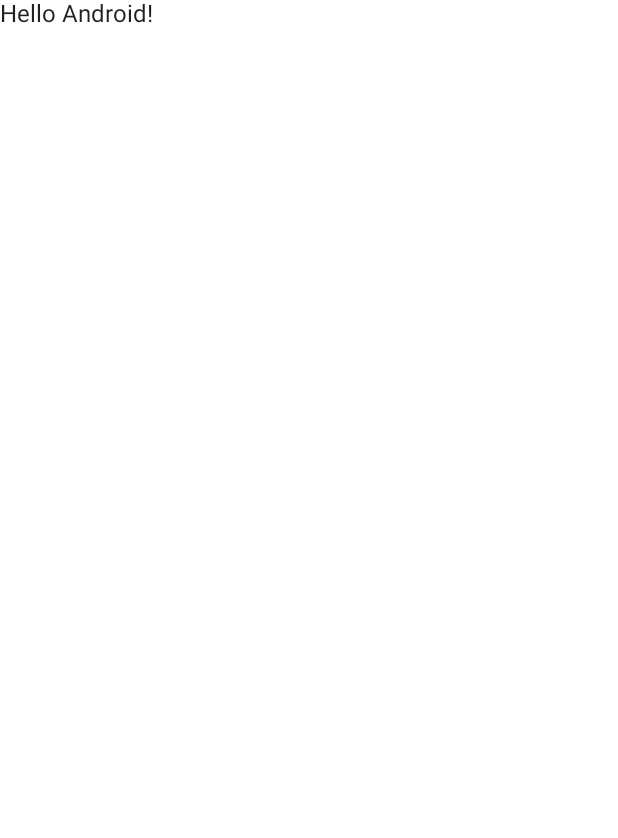
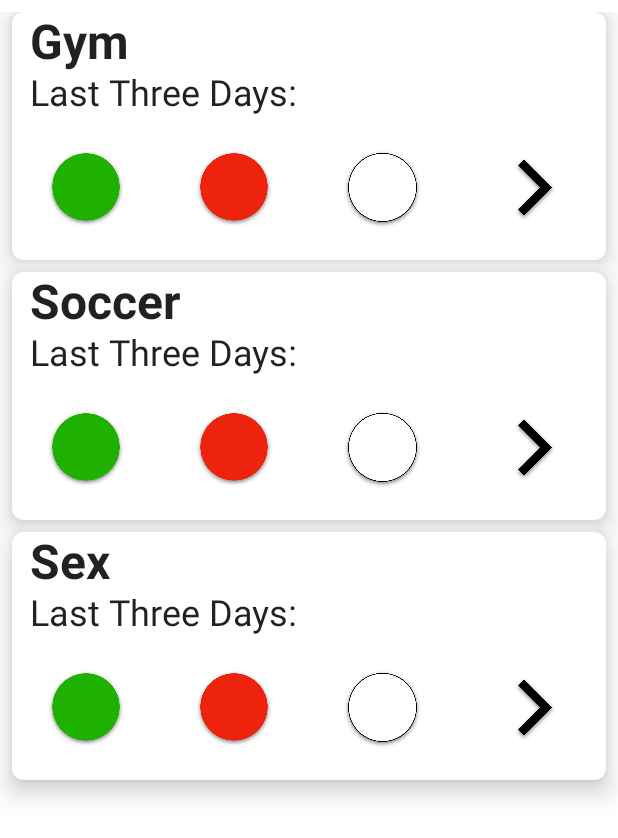
Before and after one commit to kkrls/dotCross, an Android app built with Jetpack Compose: the screen it shows after launch (MainActivity), on a phone screen of 412 x 824 dp. Before the commit the part shown is almost empty. Shown: the top 838 px of the screen. Run offline under Robolectric (Android 15) with nearby library versions, the phone set to English and light mode, and no system bars; our stand-ins replace Room's generated code.

Commit message:
TaskList composable implemented

```diff
--- a/app/src/main/java/com/dotcross_app/dotcross/MainActivity.kt
+++ b/app/src/main/java/com/dotcross_app/dotcross/MainActivity.kt
@@ -1,15 +1,31 @@
 package com.dotcross_app.dotcross
 
+import android.content.ClipData
 import android.os.Bundle
 import androidx.activity.ComponentActivity
 import androidx.activity.compose.setContent
-import androidx.compose.foundation.layout.fillMaxSize
+import androidx.compose.foundation.Image
+import androidx.compose.foundation.background
+import androidx.compose.foundation.border
+import androidx.compose.foundation.layout.*
+import androidx.compose.foundation.shape.CircleShape
+import androidx.compose.foundation.shape.RoundedCornerShape
 import androidx.compose.material.MaterialTheme
 import androidx.compose.material.Surface
 import androidx.compose.material.Text
 import androidx.compose.runtime.Composable
 import androidx.compose.ui.Modifier
+import androidx.compose.ui.draw.clip
+import androidx.compose.ui.draw.shadow
+import androidx.compose.ui.graphics.Color
+import androidx.compose.ui.res.painterResource
+import androidx.compose.ui.res.stringResource
+import androidx.compose.ui.text.font.FontWeight
 import androidx.compose.ui.tooling.preview.Preview
+import androidx.compose.ui.unit.dp
+import androidx.compose.ui.unit.sp
+import com.dotcross_app.dotcross.data.Task
+import com.dotcross_app.dotcross.ui.home.TaskList
 import com.dotcross_app.dotcross.ui.theme.DotCrossTheme
 
 class MainActivity : ComponentActivity() {
@@ -22,7 +38,14 @@
                     modifier = Modifier.fillMaxSize(),
                     color = MaterialTheme.colors.background
                 ) {
-                    Greeting("Android")
+                    val TaskList: List<Task> = listOf<Task>(
+                        Task(name = "Gym", date = null),
+                        Task(name = "Soccer", date = null),
+                        Task(name = "Sex", date = null),
+                    )
+                    TaskList(
+                        TaskList, onItemClick = {}
+                    )
                 }
             }
         }
--- a/app/src/main/java/com/dotcross_app/dotcross/data/Task.kt
+++ b/app/src/main/java/com/dotcross_app/dotcross/data/Task.kt
@@ -2,13 +2,11 @@
 
 import androidx.room.Entity
 import androidx.room.PrimaryKey
-import java.util.Date
-
 @Entity(tableName = "task")
 data class Task(
     @PrimaryKey(autoGenerate = true)
     val id: Int = 0,
     val name:String,
     val selected:Int = 0,
-    val date: Date? = null
+    val date: String?
 )
--- a/app/src/main/java/com/dotcross_app/dotcross/ui/home/TaskComposable.kt
+++ b/app/src/main/java/com/dotcross_app/dotcross/ui/home/TaskComposable.kt
@@ -1,16 +1,23 @@
 package com.dotcross_app.dotcross.ui.home
 
+import android.content.ClipData
 import android.content.ClipData.Item
 import androidx.compose.foundation.Image
+import androidx.compose.foundation.background
+import androidx.compose.foundation.border
 import androidx.compose.foundation.clickable
 import androidx.compose.foundation.layout.*
+import androidx.compose.foundation.lazy.LazyColumn
+import androidx.compose.foundation.lazy.items
 import androidx.compose.foundation.shape.CircleShape
 import androidx.compose.foundation.shape.RoundedCornerShape
+import androidx.compose.material.Card
 import androidx.compose.material.Text
 import androidx.compose.runtime.Composable
 import androidx.compose.ui.Modifier
 import androidx.compose.ui.draw.clip
 import androidx.compose.ui.draw.shadow
+import androidx.compose.ui.graphics.Color
 import androidx.compose.ui.res.painterResource
 import androidx.compose.ui.res.stringResource
 import androidx.compose.ui.text.font.FontWeight
@@ -22,26 +29,53 @@
 import com.dotcross_app.dotcross.ui.theme.DotCrossTheme
 import java.util.TimerTask
 
+
+@Composable
+fun TaskList(
+    taskList: List<Task>,
+    onItemClick: (Task) -> Unit,
+    modifier: Modifier = Modifier
+) {
+    LazyColumn(
+        modifier = Modifier.padding(8.dp),
+        verticalArrangement = Arrangement.spacedBy(8.dp)
+    ) {
+        items(taskList) { task ->
+            TaskView(task = task, onTaskClick = {})
+        }
+    }
+}
+
 @Composable
 private fun TaskView(
     task: Task,
-    onTaskClick: (Item) -> Unit,
+    onTaskClick: (Task) -> Unit,
     modifier: Modifier = Modifier
 ) {
-    Column(
+    Card(
         modifier = Modifier
+            .shadow(
+                elevation = 10.dp,
+                shape = RoundedCornerShape(8.dp)
+            )
             .fillMaxWidth()
-            .clip(RoundedCornerShape(8.dp))
-            .padding(16.dp)
+            .background(Color.White)
+            .clickable { onTaskClick }
+            //.padding(10.dp)
     ) {
+        Column() {
             Text(
                 text = task.name,
                 fontWeight = FontWeight.Bold,
-            fontSize = 32.sp
+                fontSize = 32.sp,
+                modifier = Modifier
+                    .padding(vertical = 1.dp, horizontal = 12.dp)
             )
             Text(
                 text = stringResource(id = R.string.last_three_days),
-            fontSize = 24.sp
+                fontSize = 24.sp,
+                modifier = Modifier
+                    .padding(horizontal = 12.dp)
             )
             Row(
                 modifier = Modifier
@@ -81,12 +115,9 @@
                     modifier = Modifier
                         .weight(1.2f)
                 )
-
             }
-
         }
-
-
+    }
 }
 
 
@@ -94,6 +125,19 @@
 @Composable
 fun DefaultPreview() {
     DotCrossTheme {
-        TaskView(task = Task(name = "Gym"), onTaskClick = {})
+        Column(
+            modifier = Modifier.padding(32.dp),
+            verticalArrangement = Arrangement.spacedBy(8.dp)
+        ) {
+            val TaskList: List<Task> = listOf<Task>(
+                Task(name = "Gym", date = null),
+                Task(name = "Soccer", date = null),
+                Task(name = "Sex", date = null),
+            )
+            TaskList(
+                TaskList, onItemClick = {}
+            )
+        }
+
     }
 }
```
Lines whose indentation alone changed are shown as unchanged.
